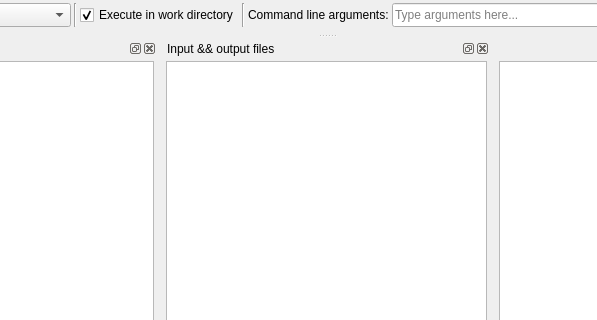
spine-tools/spine-items, file spine_items/tool/ui/tool_specification_form.ui: the form before one commit; both pictures show x 169 to 766 and y 0 to 320 of the 991 by 643 pixel window.
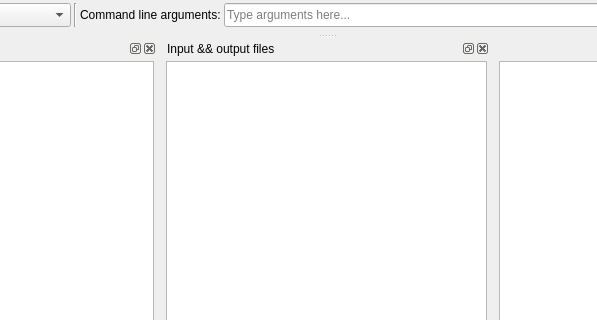
The form after the commit. Icons and pictures are not drawn. Custom widgets are drawn as their Qt base class.

Commit message:
Remove execute in work setting from Tool Specification Editor
- Execute in work is just a Tool setting from now on

spine-tools/Spine-Toolbox#884

What changed in the file:
```diff
--- a/spine_items/tool/ui/tool_specification_form.ui
+++ b/spine_items/tool/ui/tool_specification_form.ui
@@ -94,26 +94,6 @@
         </property>
        </widget>
       </item>
-      <item>
-       <widget class="Line" name="line_3">
-        <property name="orientation">
-         <enum>Qt::Vertical</enum>
-        </property>
-       </widget>
-      </item>
-      <item>
-       <widget class="QCheckBox" name="checkBox_execute_in_work">
-        <property name="toolTip">
-         <string>&lt;html&gt;&lt;head/&gt;&lt;body&gt;&lt;p&gt;If checked, Tool specification is executed in a work directory (default).&lt;/p&gt;&lt;p&gt;If unchecked, Tool specification is executed in main program file directory.&lt;/p&gt;&lt;p&gt;It is recommended to uncheck this for &lt;span style=&quot; font-weight:600;&quot;&gt;Executable&lt;/span&gt; Tool specifications.&lt;/p&gt;&lt;/body&gt;&lt;/html&gt;</string>
-        </property>
-        <property name="text">
-         <string>Execute in work directory</string>
-        </property>
-        <property name="checked">
-         <bool>true</bool>
-        </property>
-       </widget>
-      </item>
       <item>
        <widget class="Line" name="line">
         <property name="orientation">
```
The commit also changes 8 other files.
